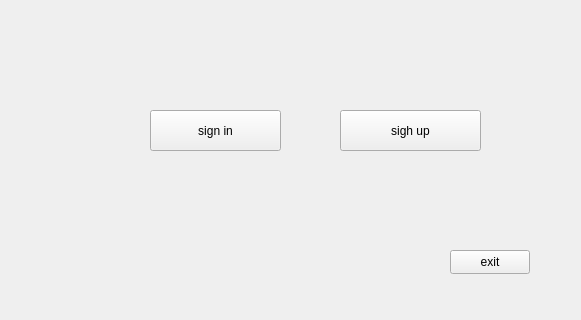
Above: iut/mainwindow.ui from Ps3383/iut_wallet before the change; both pictures show x 0 to 581 and y 0 to 320 of the 800 by 600 pixel window. Below: the same form after it.
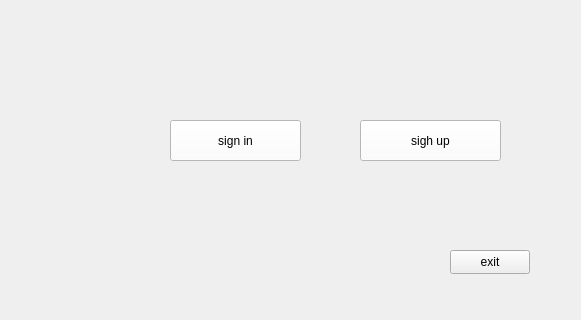
That is the form after the change.

What changed in the file:
```diff
--- a/iut/mainwindow.ui
+++ b/iut/mainwindow.ui
@@ -13,16 +13,23 @@
   <property name="windowTitle">
    <string>MainWindow</string>
   </property>
+  <property name="styleSheet">
+   <string notr="true"/>
+  </property>
   <widget class="QWidget" name="centralwidget">
    <widget class="QPushButton" name="pushButton">
     <property name="geometry">
      <rect>
-      <x>150</x>
-      <y>110</y>
+      <x>170</x>
+      <y>120</y>
       <width>131</width>
       <height>41</height>
      </rect>
     </property>
+    <property name="styleSheet">
+     <string notr="true">background-color:rgb(255, 255, 255);
+</string>
+    </property>
     <property name="text">
      <string>sign in</string>
     </property>
@@ -30,12 +37,16 @@
    <widget class="QPushButton" name="pushButton_2">
     <property name="geometry">
      <rect>
-      <x>340</x>
-      <y>110</y>
+      <x>360</x>
+      <y>120</y>
       <width>141</width>
       <height>41</height>
      </rect>
     </property>
+    <property name="styleSheet">
+     <string notr="true">background-color:rgb(255, 255, 255);
+</string>
+    </property>
     <property name="text">
      <string>sigh up</string>
     </property>
```
